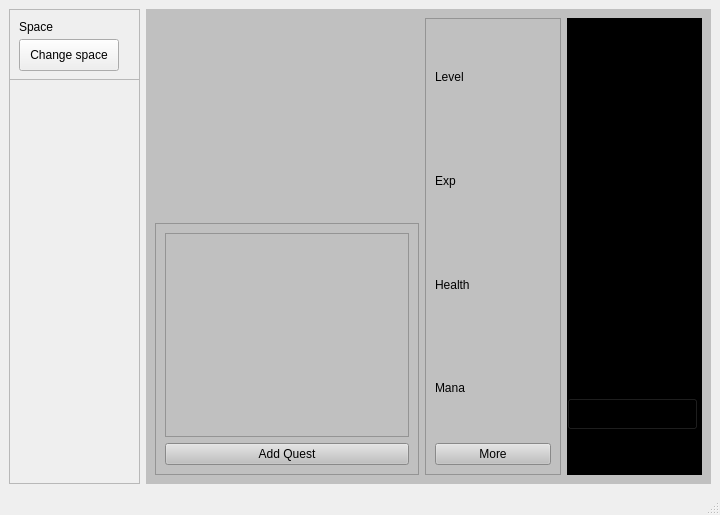
Observersss/Silently, file Silently/mainwindow.ui: the form before one commit.
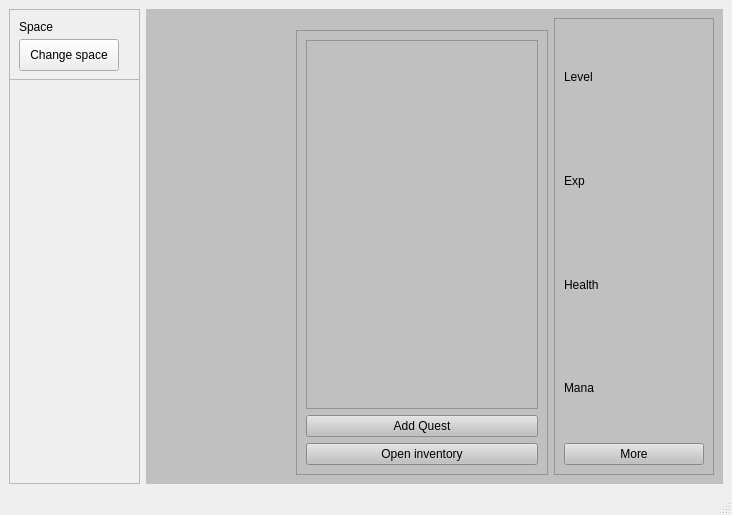
The form after the commit.

```diff
--- a/Silently/mainwindow.ui
+++ b/Silently/mainwindow.ui
@@ -6,7 +6,7 @@
    <rect>
     <x>0</x>
     <y>0</y>
-    <width>720</width>
+    <width>732</width>
     <height>515</height>
    </rect>
   </property>
@@ -80,7 +80,7 @@
       </property>
       <widget class="QWidget" name="RPG_space">
        <layout class="QGridLayout" name="gridLayout_4">
-        <item row="1" column="1">
+        <item row="2" column="1">
          <widget class="QFrame" name="frame_3">
           <property name="minimumSize">
            <size>
@@ -95,7 +95,17 @@
            <enum>QFrame::Raised</enum>
           </property>
           <layout class="QGridLayout" name="gridLayout_5">
-           <item row="1" column="0">
+           <item row="2" column="1">
+            <widget class="QPushButton" name="AddingQuest">
+             <property name="styleSheet">
+              <string notr="true">color:black;</string>
+             </property>
+             <property name="text">
+              <string>Add Quest</string>
+             </property>
+            </widget>
+           </item>
+           <item row="1" column="1">
             <widget class="QListWidget" name="QuestList">
              <property name="minimumSize">
               <size>
@@ -108,100 +118,24 @@
              </property>
             </widget>
            </item>
-           <item row="2" column="0">
-            <widget class="QPushButton" name="AddingQuest">
+           <item row="3" column="1">
+            <widget class="QPushButton" name="Open_inventory">
              <property name="styleSheet">
               <string notr="true">color:black;</string>
              </property>
              <property name="text">
-              <string>Add Quest</string>
+              <string>Open inventory</string>
              </property>
             </widget>
            </item>
           </layout>
          </widget>
         </item>
-        <item row="0" column="1">
-         <widget class="QLabel" name="character_icon">
-          <property name="minimumSize">
-           <size>
-            <width>135</width>
-            <height>199</height>
-           </size>
-          </property>
-          <property name="maximumSize">
-           <size>
-            <width>16777215</width>
-            <height>16777215</height>
-           </size>
-          </property>
-          <property name="toolTip">
-           <string>Це твій персонаж</string>
-          </property>
-          <property name="whatsThis">
-           <string>Це твій персонаж</string>
-          </property>
-          <property name="styleSheet">
-           <string notr="true"/>
-          </property>
-          <property name="inputMethodHints">
-           <set>Qt::ImhNone</set>
-          </property>
-          <property name="text">
-           <string/>
-          </property>
-         </widget>
-        </item>
-        <item row="0" column="3" rowspan="2">
-         <widget class="QFrame" name="active_item">
-          <property name="minimumSize">
-           <size>
-            <width>135</width>
-            <height>398</height>
-           </size>
-          </property>
-          <property name="styleSheet">
-           <string notr="true">background-color:black;</string>
-          </property>
-          <property name="frameShape">
-           <enum>QFrame::StyledPanel</enum>
-          </property>
-          <property name="frameShadow">
-           <enum>QFrame::Raised</enum>
-          </property>
-          <widget class="QPushButton" name="Open_inventory">
-           <property name="geometry">
-            <rect>
-             <x>0</x>
-             <y>380</y>
-             <width>131</width>
-             <height>32</height>
-            </rect>
-           </property>
-           <property name="text">
-            <string>Open inventory</string>
-           </property>
-          </widget>
-          <widget class="QLabel" name="label">
-           <property name="geometry">
-            <rect>
-             <x>0</x>
-             <y>0</y>
-             <width>131</width>
-             <height>16</height>
-            </rect>
-           </property>
-           <property name="text">
-            <string>Active Item</string>
-           </property>
-          </widget>
-         </widget>
-        </item>
-        <item row="0" column="2" rowspan="2">
+        <item row="0" column="2" rowspan="3">
          <widget class="QFrame" name="infoCharacter">
           <property name="minimumSize">
            <size>
-            <width>136</width>
+            <width>160</width>
             <height>201</height>
            </size>
           </property>
@@ -266,6 +200,37 @@
           </layout>
          </widget>
         </item>
+        <item row="2" column="0">
+         <widget class="QLabel" name="character_icon">
+          <property name="minimumSize">
+           <size>
+            <width>135</width>
+            <height>199</height>
+           </size>
+          </property>
+          <property name="maximumSize">
+           <size>
+            <width>16777215</width>
+            <height>16777215</height>
+           </size>
+          </property>
+          <property name="toolTip">
+           <string>Це твій персонаж</string>
+          </property>
+          <property name="whatsThis">
+           <string>Це твій персонаж</string>
+          </property>
+          <property name="styleSheet">
+           <string notr="true"/>
+          </property>
+          <property name="inputMethodHints">
+           <set>Qt::ImhNone</set>
+          </property>
+          <property name="text">
+           <string/>
+          </property>
+         </widget>
+        </item>
        </layout>
       </widget>
       <widget class="QWidget" name="Note_space"/>
```
Left out of the diff: 4 changed lines with no effect on the pictures.
